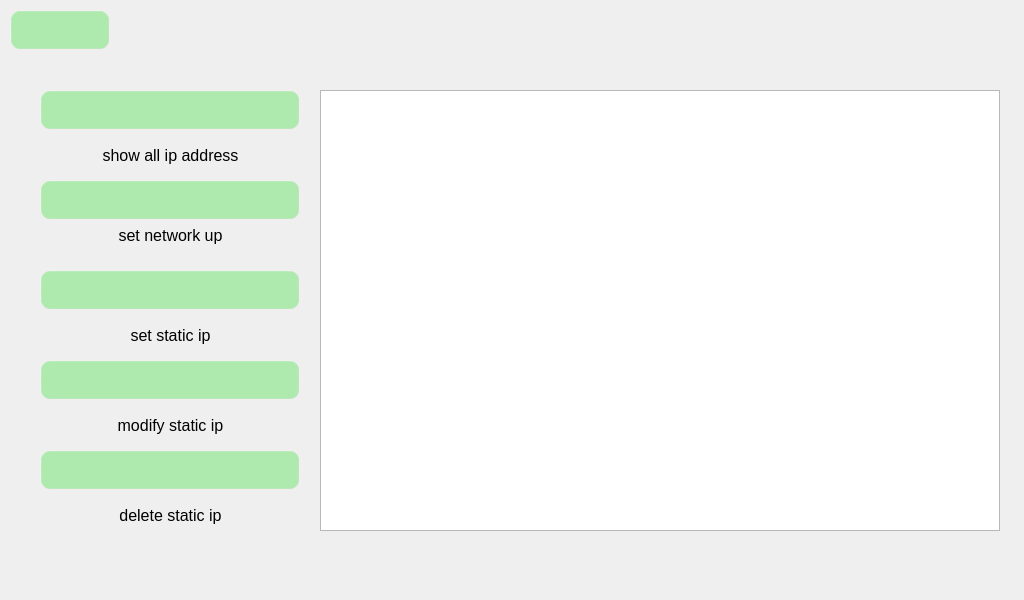
This is qt/t507/ipset.ui in jizizihe/baijie_demo as Qt 5 draws it before an edit. The edited form follows.
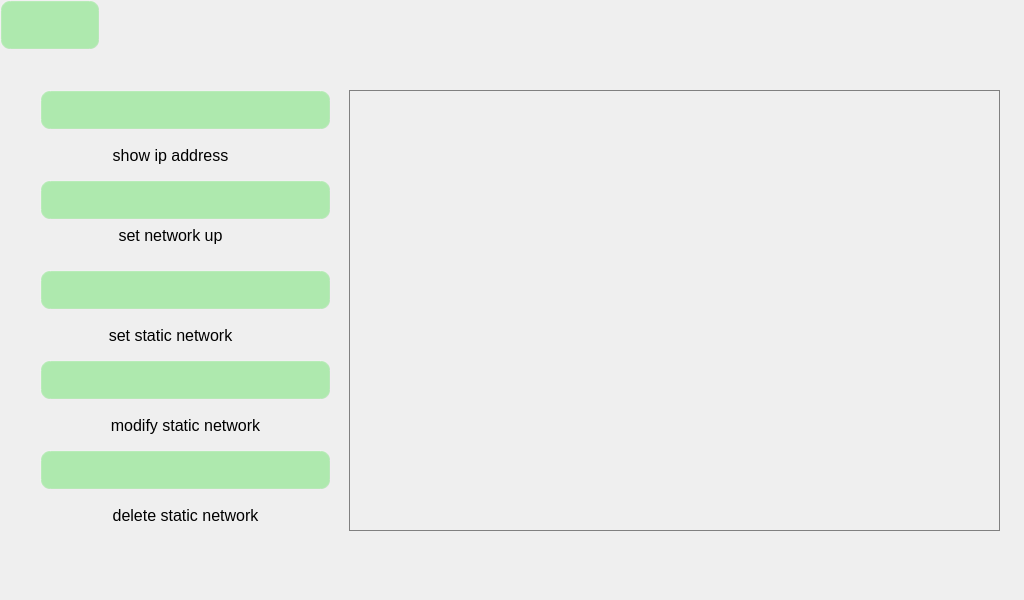
This is the edited form. Icons and pictures are not drawn.

What changed in the file:
```diff
--- a/qt/t507/ipset.ui
+++ b/qt/t507/ipset.ui
@@ -14,7 +14,11 @@
    <string>Form</string>
   </property>
   <property name="styleSheet">
-   <string notr="true">/****************按钮部件*******************/
+   <string notr="true">#ipset
+{
+border-image: url(:/t507_button_image/all/background.jpg);
+}
+/****************按钮部件*******************/
 QPushButton{
      background-color: rgba(100, 225, 100, 120);/*背景色*/
      border-style: outset; /*边框样式*/
@@ -49,6 +53,11 @@
 
 QSlider::sub-page:horizontal { /*水平滑块手柄以前的部分*/
         border-image: url(:/image/slider.png);/*边框图片*/
+}
+QTextEdit
+{
+	background-color:transparent;
+	border:1px solid gray;
 }</string>
   </property>
   <widget class="QPushButton" name="modstaticip">
@@ -56,7 +65,7 @@
     <rect>
      <x>40</x>
      <y>360</y>
-     <width>260</width>
+     <width>291</width>
      <height>40</height>
     </rect>
    </property>
@@ -77,9 +86,9 @@
   <widget class="QTextEdit" name="textEdit">
    <property name="geometry">
     <rect>
-     <x>320</x>
+     <x>349</x>
      <y>90</y>
-     <width>680</width>
+     <width>651</width>
      <height>441</height>
     </rect>
    </property>
@@ -97,7 +106,7 @@
     <rect>
      <x>40</x>
      <y>90</y>
-     <width>260</width>
+     <width>291</width>
      <height>40</height>
     </rect>
    </property>
@@ -121,10 +130,10 @@
   <widget class="QPushButton" name="retbtn">
    <property name="geometry">
     <rect>
-     <x>10</x>
-     <y>10</y>
+     <x>0</x>
+     <y>0</y>
      <width>100</width>
-     <height>40</height>
+     <height>50</height>
     </rect>
    </property>
    <property name="styleSheet">
@@ -143,7 +152,7 @@
     <rect>
      <x>40</x>
      <y>450</y>
-     <width>260</width>
+     <width>291</width>
      <height>40</height>
     </rect>
    </property>
@@ -166,7 +175,7 @@
     <rect>
      <x>40</x>
      <y>270</y>
-     <width>260</width>
+     <width>291</width>
      <height>40</height>
     </rect>
    </property>
@@ -189,7 +198,7 @@
     <rect>
      <x>40</x>
      <y>180</y>
-     <width>260</width>
+     <width>291</width>
      <height>40</height>
     </rect>
    </property>
@@ -222,7 +231,7 @@
     </font>
    </property>
    <property name="text">
-    <string>show all ip address</string>
+    <string>show ip address</string>
    </property>
    <property name="alignment">
     <set>Qt::AlignCenter</set>
@@ -264,7 +273,7 @@
     </font>
    </property>
    <property name="text">
-    <string>set static ip</string>
+    <string>set static network</string>
    </property>
    <property name="alignment">
     <set>Qt::AlignCenter</set>
@@ -275,7 +284,7 @@
     <rect>
      <x>40</x>
      <y>410</y>
-     <width>261</width>
+     <width>291</width>
      <height>31</height>
     </rect>
    </property>
@@ -285,7 +294,7 @@
     </font>
    </property>
    <property name="text">
-    <string>modify static ip</string>
+    <string>modify static network</string>
    </property>
    <property name="alignment">
     <set>Qt::AlignCenter</set>
@@ -296,7 +305,7 @@
     <rect>
      <x>40</x>
      <y>500</y>
-     <width>261</width>
+     <width>291</width>
      <height>31</height>
     </rect>
    </property>
@@ -306,7 +315,7 @@
     </font>
    </property>
    <property name="text">
-    <string>delete static ip</string>
+    <string>delete static network</string>
    </property>
    <property name="alignment">
     <set>Qt::AlignCenter</set>
```
